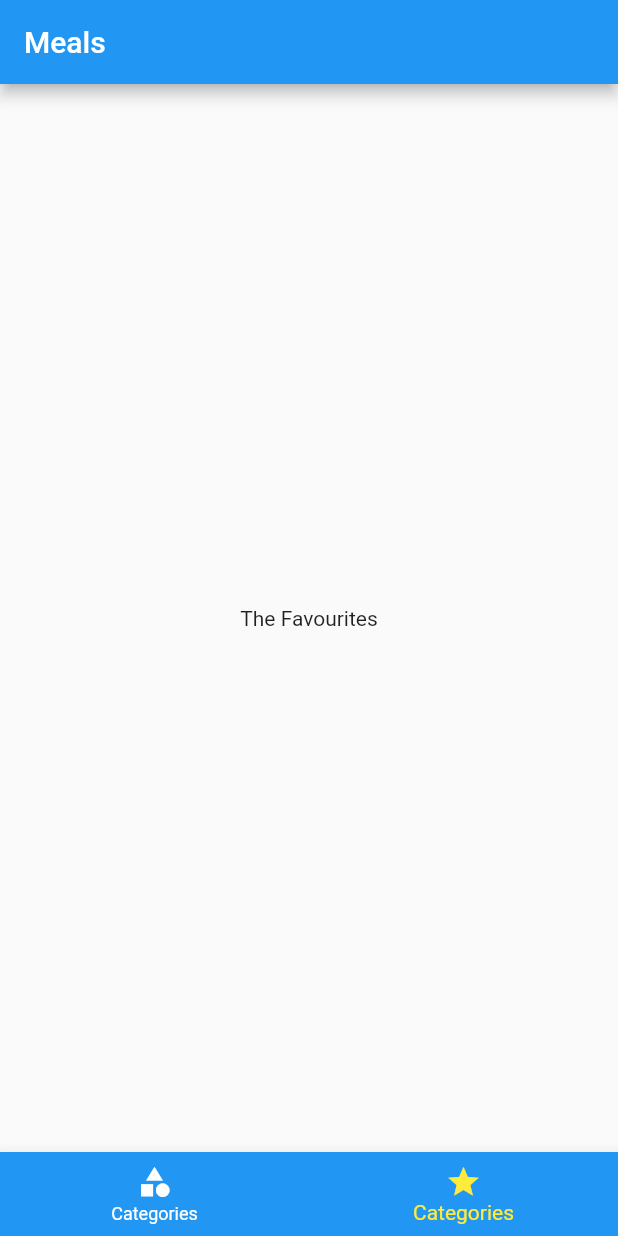
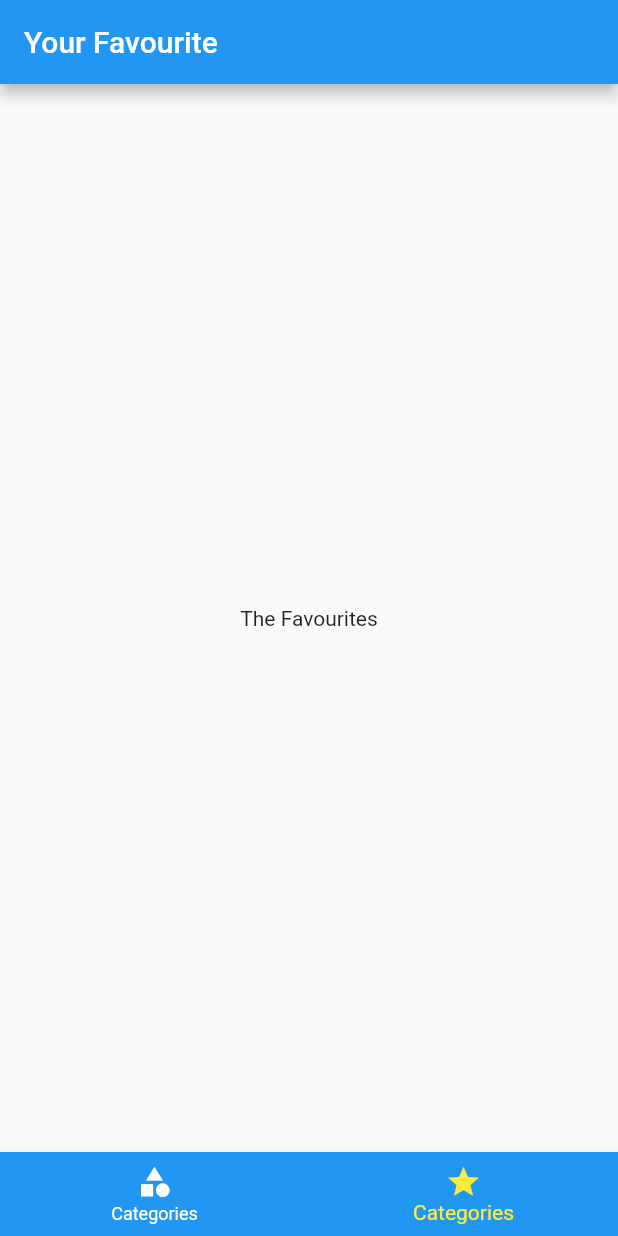
Before and after one commit to Issei-Hiramatsu/meal_app, a Flutter app: the screen it shows after launch, item 2 of the bottom bar chosen, on a phone screen of 412 x 824 dp. Run offline on Flutter 3.47's test engine with Material 2 defaults, Android fonts, the phone set to English and light mode, and no system bars.

Commit message:
tab変化

```diff
--- a/lib/screens/tabs_screen.dart
+++ b/lib/screens/tabs_screen.dart
@@ -9,9 +9,9 @@ class TabsScreen extends StatefulWidget {
 }
 
 class _TabsScreenState extends State<TabsScreen> {
-  List _pages = [
-    CategoriesScreen(),
-    FavoritesScreen(),
+  final List<Map<String, Object>> _pages = [
+    {'page': CategoriesScreen(), 'title': 'Categories'},
+    {'page': FavoritesScreen(), 'title': 'Your Favourite'},
   ];
 
   int _selectedPageIndex = 0;
@@ -29,9 +29,9 @@ class _TabsScreenState extends State<TabsScreen> {
       //initialIndex: 1,
       child: Scaffold(
         appBar: AppBar(
-          title: const Text('Meals'),
+          title: Text(_pages[_selectedPageIndex]['title'] as String),
         ),
-        body: _pages[_selectedPageIndex],
+        body: (_pages[_selectedPageIndex]['page'] as Widget),
         bottomNavigationBar: BottomNavigationBar(
           onTap: _selectPage,
           backgroundColor: Theme.of(context).primaryColor,
```
